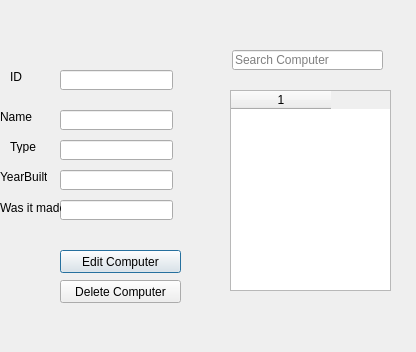
Above: GUI-verklegtVika3/editdeletecomputer.ui from streamerinn/Verklegt-1 before the change. Below: the same form after it.
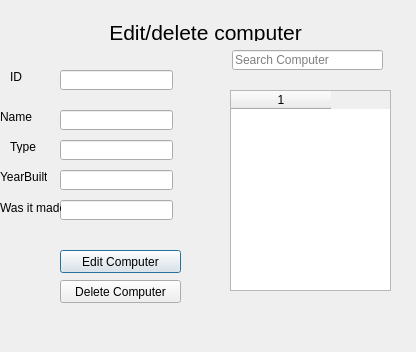
That is the form after the change.

Commit message: lagadi label names og window icons

Diff of the .ui file:
```diff
--- a/GUI-verklegtVika3/editdeletecomputer.ui
+++ b/GUI-verklegtVika3/editdeletecomputer.ui
@@ -181,6 +181,19 @@
    </property>
    <column/>
   </widget>
+  <widget class="QLabel" name="label_6">
+   <property name="geometry">
+    <rect>
+     <x>100</x>
+     <y>20</y>
+     <width>211</width>
+     <height>21</height>
+    </rect>
+   </property>
+   <property name="text">
+    <string>&lt;html&gt;&lt;head/&gt;&lt;body&gt;&lt;p align=&quot;center&quot;&gt;&lt;span style=&quot; font-size:16pt;&quot;&gt;Edit/delete computer&lt;/span&gt;&lt;/p&gt;&lt;/body&gt;&lt;/html&gt;</string>
+   </property>
+  </widget>
  </widget>
  <resources/>
  <connections/>
```
The commit also changes 7 other files.
